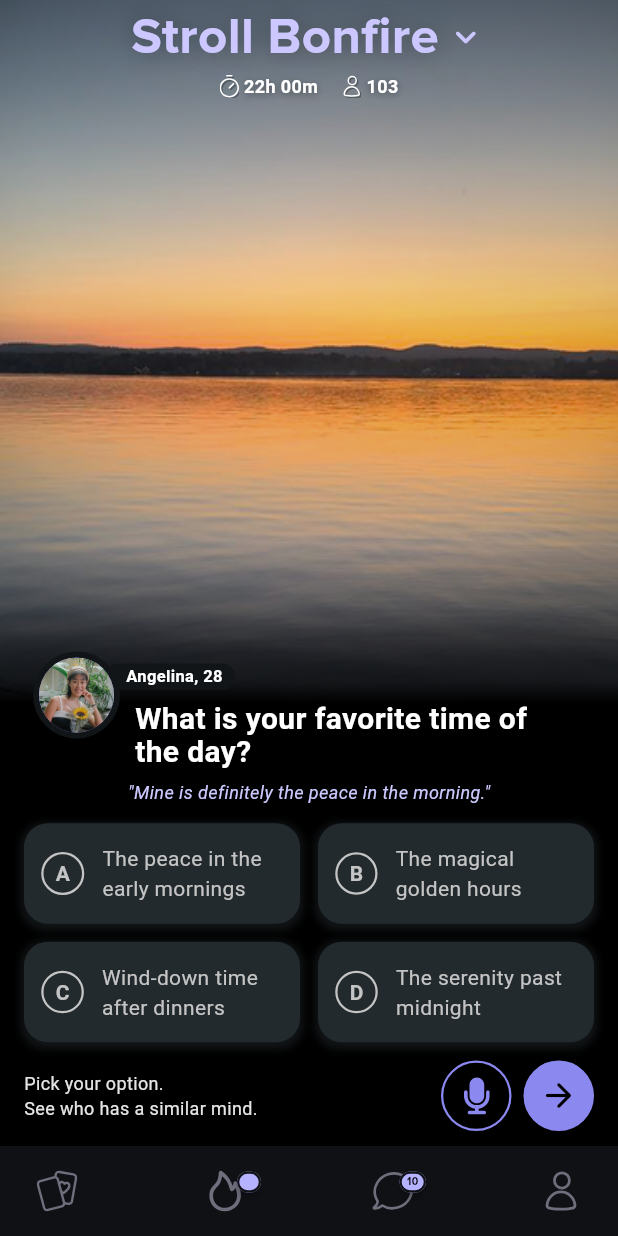
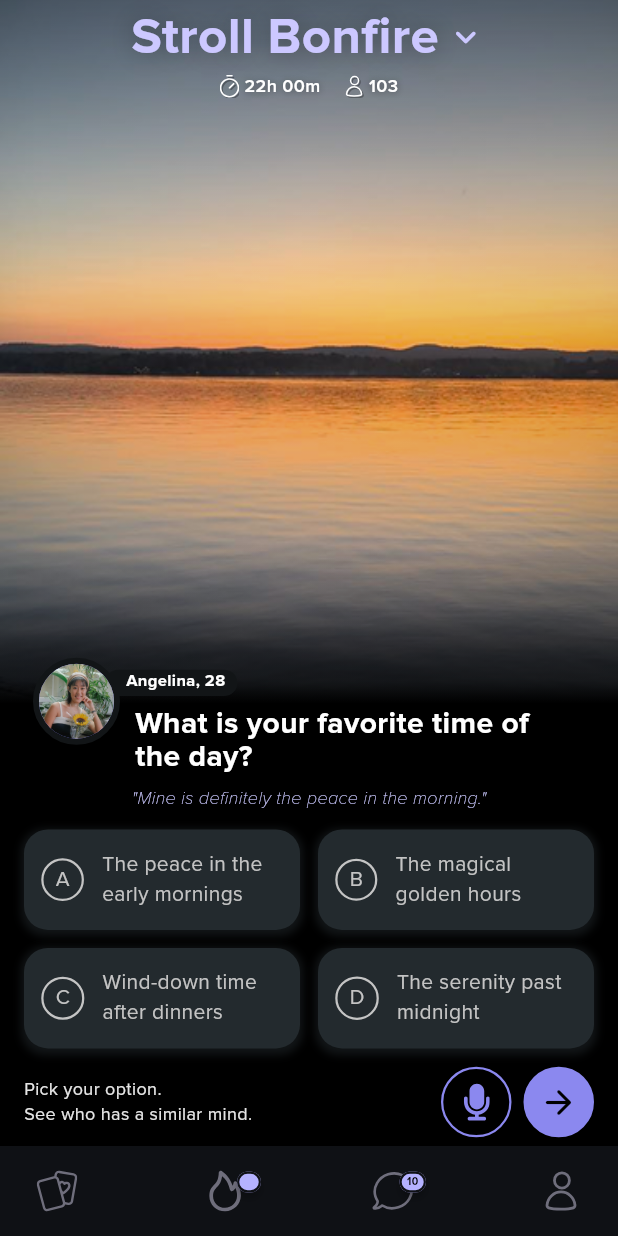
Before and after one commit to pradyumnajavalagi/Stroll-Task1, a Flutter app: the screen it shows after launch, on a phone screen of 412 x 824 dp. Run offline on Flutter 3.47's test engine with Material 3 defaults, Android fonts, the phone set to English and light mode, and no system bars; drawn by our look-alikes of badges; our stand-ins replace flutter_svg.

Commit message:
Final cleanup: Removed device_preview and polished responsiveness

```diff
--- a/lib/features/bonfire/bonfire_screen.dart
+++ b/lib/features/bonfire/bonfire_screen.dart
@@ -112,6 +112,7 @@ class _BonfireScreenState extends State<BonfireScreen> {
                               ),
                             ],
                             fontSize: 12,
+                            fontFamily: 'Proxima Nova',
                             fontWeight: FontWeight.w600,
                             color: Colors.white)),
                     const SizedBox(width: 16),
@@ -156,6 +157,7 @@ class _BonfireScreenState extends State<BonfireScreen> {
                                     0.4), // shadow color with opacity
                               ),
                             ],
+                            fontFamily: 'Proxima Nova',
                             fontWeight: FontWeight.w600,
                             color: Colors.white)),
                   ],
@@ -187,6 +189,7 @@ class _BonfireScreenState extends State<BonfireScreen> {
                               padding: EdgeInsets.only(right: 8, left: 14),
                               child: Text('Angelina, 28',
                                   style: TextStyle(
+                                    fontFamily: 'Proxima Nova',
                                       fontSize: 11,
                                       fontWeight: FontWeight.w700,
                                       color: Colors.white)),
@@ -200,6 +203,7 @@ class _BonfireScreenState extends State<BonfireScreen> {
                               style: TextStyle(
                                   height: 1.1,
                                   fontSize: 20,
+                                  fontFamily: 'Proxima Nova',
                                   fontWeight: FontWeight.w700,
                                   color: Colors.white),
                             ),
@@ -235,6 +239,7 @@ class _BonfireScreenState extends State<BonfireScreen> {
                     fontSize: 12,
                     fontStyle: FontStyle.italic,
                     fontWeight: FontWeight.w400,
+                    fontFamily: 'Proxima Nova',
                     color: AppColors.textPurpleLight,
                   ),
                 ),
@@ -306,6 +311,7 @@ class _BonfireScreenState extends State<BonfireScreen> {
                         style: TextStyle(
                             fontSize: 12,
                             fontWeight: FontWeight.w400,
+                            fontFamily: 'Proxima Nova',
                             color: AppColors.textLight),
                       ),
                       const Spacer(),
@@ -346,7 +352,7 @@ class _BonfireScreenState extends State<BonfireScreen> {
                   ),
                 ),
                 SizedBox(
-                  height: MediaQuery.of(context).size.height * 0.08,
+                  height: MediaQuery.of(context).size.height * 0.075,
                 ),
               ],
             ),
--- a/lib/features/bonfire/widgets/option_button.dart
+++ b/lib/features/bonfire/widgets/option_button.dart
@@ -56,7 +56,8 @@ class OptionButton extends StatelessWidget {
                   style: TextStyle(
                     color: AppColors.textPrimary,
                     fontSize: MediaQuery.of(context).size.width < 400 ? 12 : 14,
-                    fontWeight: FontWeight.bold,
+                    fontWeight: FontWeight.w400,
+                    fontFamily: 'Proxima Nova',
                   ),
                 ),
               ),
@@ -69,6 +70,7 @@ class OptionButton extends StatelessWidget {
                   color: AppColors.textPrimary,
                   fontSize: MediaQuery.of(context).size.width < 400 ? 12 : 14,
                   fontWeight: FontWeight.w400,
+                  fontFamily: 'Proxima Nova',
                 ),
                 softWrap: true,
               ),
```
